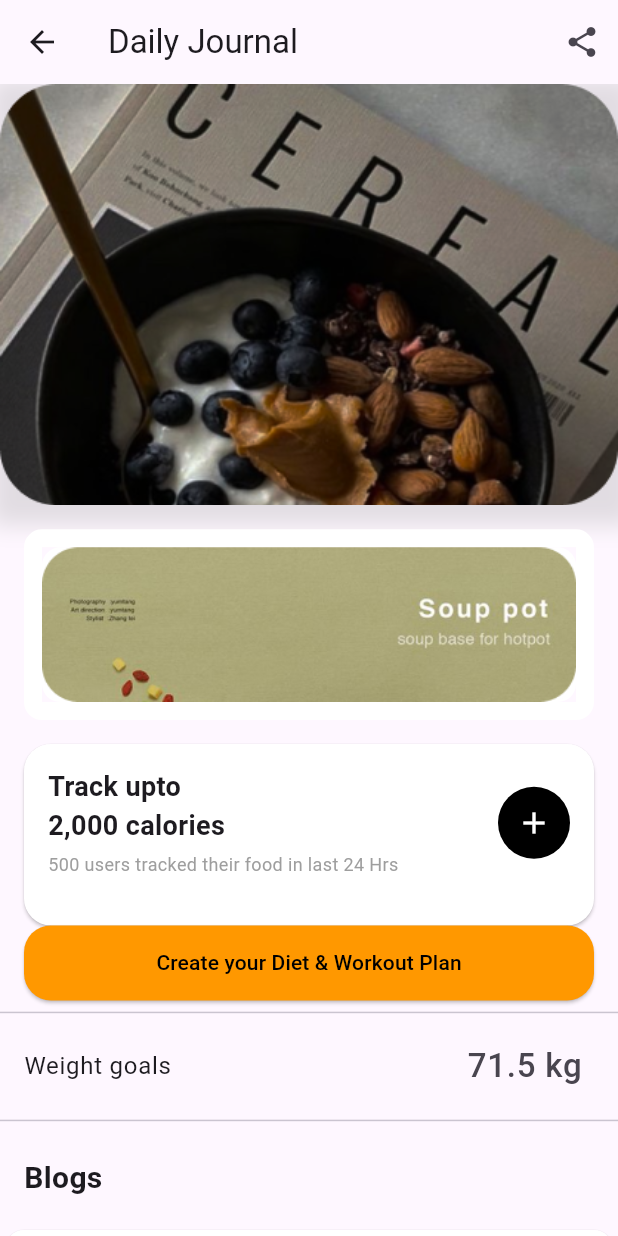
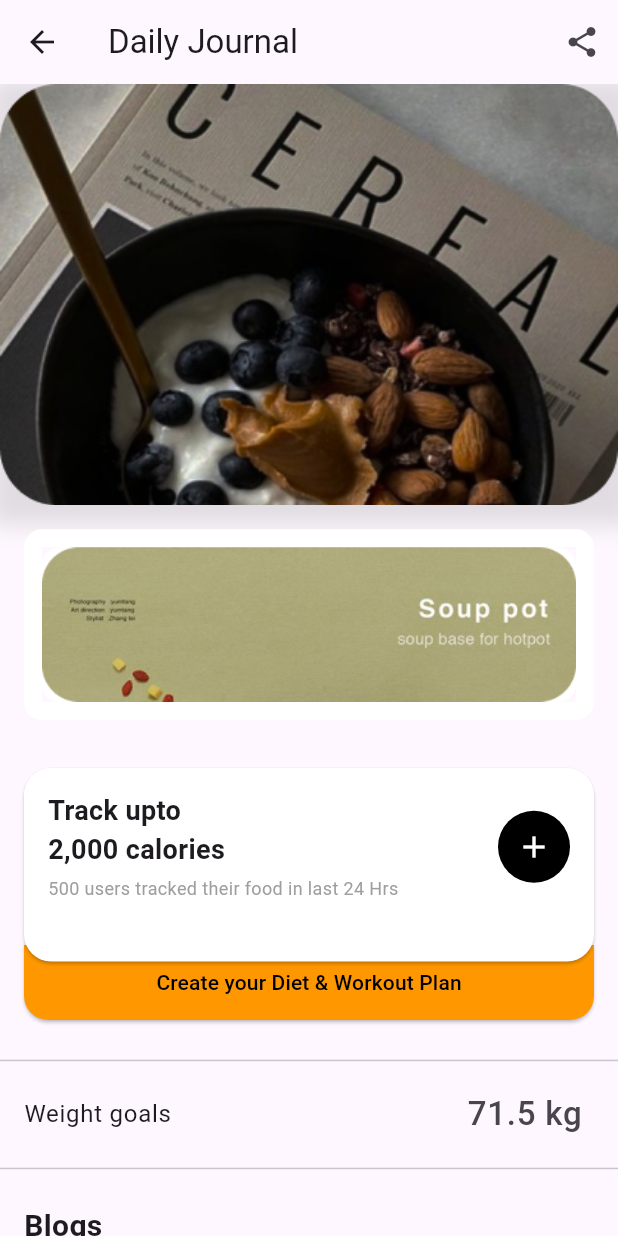
Before and after one commit to PratyushaKumarKar/misflo, a Flutter app: the Diet screen opened directly with empty values, on a phone screen of 412 x 824 dp. Run offline on Flutter 3.47's test engine with Material 3 defaults, Android fonts, the phone set to English and light mode, and no system bars; our stand-ins replace cloud_firestore, curved_navigation_bar, firebase_auth, firebase_core, flutter_svg, google_fonts and 1 more; accounts and stored records are empty.

Commit message:
remade calorie card using stack to achieve desired design

```diff
--- a/lib/pages/diet.dart
+++ b/lib/pages/diet.dart
@@ -177,12 +177,44 @@ class _DietState extends State<Diet> {
                 child: Image.asset('assets/soupot.jpg'),
               ),
             ),
+
+            Stack(
+              alignment: Alignment.bottomCenter,
+              children: <Widget>[
+                Positioned(
+                  left: 16,
+                  right: 16,
+                  bottom: 19,
+                  child: ElevatedButton(
+                    onPressed: () {
+                      // Handle button tap for creating diet and workout plan
+                    },
+                    style: ElevatedButton.styleFrom(
+                      backgroundColor: Colors.orange,
+                      shape: const RoundedRectangleBorder(
+                        borderRadius: BorderRadius.only(
+                            bottomLeft: Radius.circular(16),
+                            bottomRight: Radius.circular(16)),
+                      ),
+                      padding: const EdgeInsets.symmetric(vertical: 15.0),
+                      // Makes the button stretch to the full width of its parent
+                      minimumSize: const Size.fromHeight(50),
+                    ),
+                    child: const Text(
+                      'Create your Diet & Workout Plan',
+                      style: TextStyle(
+                        color: Colors.black,
+                      ),
+                    ),
+                  ),
+                ),
                 Card(
                   color: Colors.white,
                   shape: RoundedRectangleBorder(
                     borderRadius: BorderRadius.circular(18),
                   ),
-              margin: const EdgeInsets.symmetric(horizontal: 16, vertical: 0),
+                  margin: const EdgeInsets.fromLTRB(16, 16, 16,
+                      58), // Increase bottom margin to accommodate the button
                   child: Padding(
                     padding: const EdgeInsets.all(16),
                     child: Column(
@@ -226,35 +258,15 @@ class _DietState extends State<Diet> {
                             ),
                           ],
                         ),
-                    const SizedBox(height: 16),
+                        const SizedBox(
+                            height: 24), // Increased space for visual balance
                       ],
                     ),
                   ),
                 ),
-            Container(
-              margin: const EdgeInsets.symmetric(horizontal: 16, vertical: 0),
-              child: ElevatedButton(
-                onPressed: () {
-                  // Handle button tap for creating diet and workout plan
-                },
-                style: ElevatedButton.styleFrom(
-                  backgroundColor: Colors.orange,
-                  shape: RoundedRectangleBorder(
-                    borderRadius: BorderRadius.circular(18),
+              ],
             ),
 
-                  padding: const EdgeInsets.symmetric(vertical: 15.0),
-                  // Makes the button stretch to the full width of its parent
-                  minimumSize: const Size.fromHeight(50),
-                ),
-                child: const Text(
-                  'Create your Diet & Workout Plan',
-                  style: TextStyle(
-                    color: Colors.black,
-                  ),
-                ),
-              ),
-            ),
             const Divider(),
             const ListTile(
               title: Text('Weight goals'),
```
Lines whose indentation alone changed are shown as unchanged.
